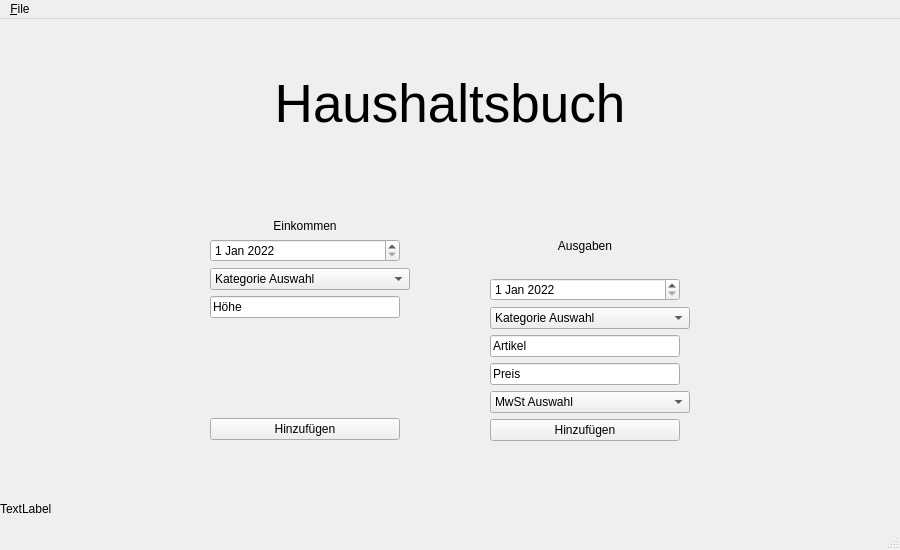
Before: the Qt Designer form Haushaltsbuch/form.ui in JuliusWeissleder/HaushaltsbuchIG21, drawn with Qt 5.
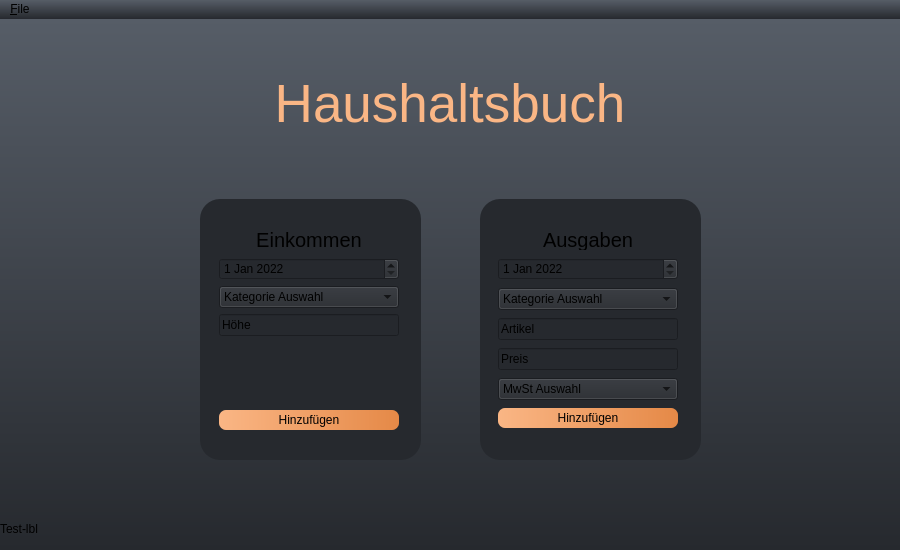
After: the same form once the commit is applied.

The edit to the form file:
```diff
--- a/Haushaltsbuch/form.ui
+++ b/Haushaltsbuch/form.ui
@@ -25,18 +25,25 @@
   <property name="windowTitle">
    <string>MainWindow</string>
   </property>
+  <property name="styleSheet">
+   <string notr="true">background-color:qlineargradient(spread:pad, x1:1, y1:1, x2:1, y2:0, stop:0 rgba(38, 41, 46, 255), stop:1 rgba(86, 93, 103, 1));
+</string>
+  </property>
   <widget class="QWidget" name="centralwidget">
    <widget class="QLabel" name="lbl_test">
     <property name="geometry">
      <rect>
       <x>0</x>
-      <y>480</y>
+      <y>500</y>
       <width>471</width>
       <height>20</height>
      </rect>
     </property>
+    <property name="styleSheet">
+     <string notr="true">background-color: transparent;</string>
+    </property>
     <property name="text">
-     <string>TextLabel</string>
+     <string>Test-lbl</string>
     </property>
    </widget>
    <widget class="QLabel" name="lbl_headline">
@@ -65,6 +72,11 @@
       <pointsize>40</pointsize>
      </font>
     </property>
+    <property name="styleSheet">
+     <string notr="true">color: rgb(250, 182, 133);
+background-color: transparent;
+</string>
+    </property>
     <property name="text">
      <string>Haushaltsbuch</string>
     </property>
@@ -72,42 +84,50 @@
      <set>Qt::AlignCenter</set>
     </property>
    </widget>
-   <widget class="QWidget" name="layoutWidget">
+   <widget class="QFrame" name="frame2_einkommen">
     <property name="geometry">
      <rect>
       <x>210</x>
       <y>200</y>
-      <width>200</width>
-      <height>221</height>
+      <width>201</width>
+      <height>220</height>
      </rect>
     </property>
-    <property name="minimumSize">
-     <size>
-      <width>200</width>
-      <height>0</height>
-     </size>
+    <property name="layoutDirection">
+     <enum>Qt::LeftToRight</enum>
     </property>
-    <property name="maximumSize">
-     <size>
-      <width>200</width>
-      <height>16777215</height>
-     </size>
+    <property name="autoFillBackground">
+     <bool>false</bool>
+    </property>
+    <property name="styleSheet">
+     <string notr="true">background-color: rgb(38, 41, 46);</string>
+    </property>
+    <property name="frameShadow">
+     <enum>QFrame::Plain</enum>
     </property>
     <layout class="QVBoxLayout" name="verticalLayout">
      <item>
       <widget class="QLabel" name="einkommen_lbl">
        <property name="minimumSize">
         <size>
-         <width>190</width>
-         <height>0</height>
+         <width>180</width>
+         <height>20</height>
         </size>
        </property>
        <property name="maximumSize">
         <size>
-         <width>190</width>
+         <width>180</width>
          <height>16777215</height>
         </size>
        </property>
+       <property name="font">
+        <font>
+         <pointsize>15</pointsize>
+        </font>
+       </property>
+       <property name="styleSheet">
+        <string notr="true">background-color: rgb(38, 41, 46);</string>
+       </property>
        <property name="text">
         <string>Einkommen</string>
        </property>
@@ -120,16 +140,19 @@
       <widget class="QDateEdit" name="einkommen_date">
        <property name="minimumSize">
         <size>
-         <width>190</width>
+         <width>180</width>
          <height>0</height>
         </size>
        </property>
        <property name="maximumSize">
         <size>
-         <width>190</width>
+         <width>180</width>
          <height>16777215</height>
         </size>
        </property>
+       <property name="styleSheet">
+        <string notr="true">background-color: rgb(38, 41, 46);</string>
+       </property>
        <property name="dateTime">
         <datetime>
          <hour>0</hour>
@@ -146,16 +169,19 @@
       <widget class="QComboBox" name="einkommen_kat">
        <property name="minimumSize">
         <size>
-         <width>200</width>
+         <width>180</width>
          <height>0</height>
         </size>
        </property>
        <property name="maximumSize">
         <size>
-         <width>200</width>
+         <width>180</width>
          <height>16777215</height>
         </size>
        </property>
+       <property name="styleSheet">
+        <string notr="true">background-color: rgb(38, 41, 46);</string>
+       </property>
        <item>
         <property name="text">
          <string>Kategorie Auswahl</string>
@@ -197,16 +223,19 @@
       <widget class="QLineEdit" name="einkommen_hoehe">
        <property name="minimumSize">
         <size>
-         <width>190</width>
+         <width>180</width>
          <height>0</height>
         </size>
        </property>
        <property name="maximumSize">
         <size>
-         <width>190</width>
+         <width>180</width>
          <height>16777215</height>
         </size>
        </property>
+       <property name="styleSheet">
+        <string notr="true">background-color: rgb(38, 41, 46);</string>
+       </property>
        <property name="text">
         <string>Höhe</string>
        </property>
@@ -231,7 +260,7 @@
        </property>
        <property name="sizeHint" stdset="0">
         <size>
-         <width>20</width>
+         <width>197</width>
          <height>40</height>
         </size>
        </property>
@@ -241,16 +270,21 @@
       <widget class="QPushButton" name="btn_add_einkommen">
        <property name="minimumSize">
         <size>
-         <width>190</width>
+         <width>180</width>
          <height>0</height>
         </size>
        </property>
        <property name="maximumSize">
         <size>
-         <width>190</width>
+         <width>180</width>
          <height>16777215</height>
         </size>
        </property>
+       <property name="styleSheet">
+        <string notr="true">background-color: qlineargradient(spread:pad, x1:0, y1:0, x2:1, y2:0, stop:0 rgba(250, 182, 133, 255), stop:1 rgba(229, 137, 71, 1));
+padding: 3px;
+border-radius: 7px;</string>
+       </property>
        <property name="text">
         <string>Hinzufügen</string>
        </property>
@@ -258,42 +292,38 @@
      </item>
     </layout>
    </widget>
-   <widget class="QWidget" name="layoutWidget2">
+   <widget class="QFrame" name="frame2_ausgaben">
     <property name="geometry">
      <rect>
-      <x>490</x>
+      <x>489</x>
       <y>200</y>
-      <width>200</width>
-      <height>222</height>
+      <width>201</width>
+      <height>220</height>
      </rect>
     </property>
-    <property name="minimumSize">
-     <size>
-      <width>200</width>
-      <height>0</height>
-     </size>
-    </property>
-    <property name="maximumSize">
-     <size>
-      <width>200</width>
-      <height>16777215</height>
-     </size>
+    <property name="styleSheet">
+     <string notr="true">background-color: rgb(38, 41, 46);</string>
     </property>
     <layout class="QVBoxLayout" name="verticalLayout_2">
      <item>
       <widget class="QLabel" name="ausgaben_lbl">
        <property name="minimumSize">
         <size>
-         <width>190</width>
-         <height>0</height>
+         <width>180</width>
+         <height>20</height>
         </size>
        </property>
        <property name="maximumSize">
         <size>
-         <width>190</width>
-         <height>16777215</height>
+         <width>180</width>
+         <height>20</height>
         </size>
        </property>
+       <property name="font">
+        <font>
+         <pointsize>15</pointsize>
+        </font>
+       </property>
        <property name="text">
         <string>Ausgaben</string>
        </property>
@@ -306,13 +336,13 @@
       <widget class="QDateEdit" name="ausgaben_date">
        <property name="minimumSize">
         <size>
-         <width>190</width>
+         <width>180</width>
          <height>0</height>
         </size>
        </property>
        <property name="maximumSize">
         <size>
-         <width>190</width>
+         <width>180</width>
          <height>16777215</height>
         </size>
        </property>
@@ -332,13 +362,13 @@
       <widget class="QComboBox" name="ausgaben_kat">
        <property name="minimumSize">
         <size>
-         <width>200</width>
+         <width>180</width>
          <height>0</height>
         </size>
        </property>
        <property name="maximumSize">
         <size>
-         <width>200</width>
+         <width>180</width>
          <height>16777215</height>
         </size>
        </property>
@@ -391,13 +421,13 @@
       <widget class="QLineEdit" name="ausgaben_artikel">
        <property name="minimumSize">
         <size>
-         <width>190</width>
+         <width>180</width>
          <height>0</height>
         </size>
        </property>
        <property name="maximumSize">
         <size>
-         <width>190</width>
+         <width>180</width>
          <height>16777215</height>
         </size>
        </property>
@@ -410,13 +440,13 @@
       <widget class="QLineEdit" name="ausgaben_preis">
        <property name="minimumSize">
         <size>
-         <width>190</width>
+         <width>180</width>
          <height>0</height>
         </size>
        </property>
        <property name="maximumSize">
         <size>
-         <width>190</width>
+         <width>180</width>
          <height>16777215</height>
         </size>
        </property>
@@ -429,13 +459,13 @@
       <widget class="QComboBox" name="ausgaben_mwst">
        <property name="minimumSize">
         <size>
-         <width>200</width>
+         <width>180</width>
          <height>0</height>
         </size>
        </property>
        <property name="maximumSize">
         <size>
-         <width>200</width>
+         <width>180</width>
          <height>16777215</height>
         </size>
        </property>
@@ -465,16 +495,21 @@
       <widget class="QPushButton" name="btn_add_ausgaben">
        <property name="minimumSize">
         <size>
-         <width>190</width>
+         <width>180</width>
          <height>0</height>
         </size>
        </property>
        <property name="maximumSize">
         <size>
-         <width>190</width>
+         <width>180</width>
          <height>16777215</height>
         </size>
        </property>
+       <property name="styleSheet">
+        <string notr="true">background-color: qlineargradient(spread:pad, x1:0, y1:0, x2:1, y2:0, stop:0 rgba(250, 182, 133, 255), stop:1 rgba(229, 137, 71, 1));
+padding: 3px;
+border-radius: 7px;</string>
+       </property>
        <property name="text">
         <string>Hinzufügen</string>
        </property>
@@ -482,6 +517,54 @@
      </item>
     </layout>
    </widget>
+   <widget class="QFrame" name="frame_einkommen">
+    <property name="geometry">
+     <rect>
+      <x>200</x>
+      <y>180</y>
+      <width>221</width>
+      <height>261</height>
+     </rect>
+    </property>
+    <property name="styleSheet">
+     <string notr="true">background-color: rgb(38, 41, 46);
+alternate-background-color: rgb(38, 41, 46);
+border-style: solid ;
+border-radius: 20px;
+
+
+
+</string>
+    </property>
+   </widget>
+   <widget class="QFrame" name="frame_ausgaben">
+    <property name="geometry">
+     <rect>
+      <x>480</x>
+      <y>180</y>
+      <width>221</width>
+      <height>261</height>
+     </rect>
+    </property>
+    <property name="styleSheet">
+     <string notr="true">background-color: rgb(38, 41, 46);
+alternate-background-color: rgb(38, 41, 46);
+border-style: solid ;
+border-radius: 20px;</string>
+    </property>
+    <property name="frameShape">
+     <enum>QFrame::StyledPanel</enum>
+    </property>
+    <property name="frameShadow">
+     <enum>QFrame::Raised</enum>
+    </property>
+   </widget>
+   <zorder>frame_einkommen</zorder>
+   <zorder>frame_ausgaben</zorder>
+   <zorder>lbl_test</zorder>
+   <zorder>lbl_headline</zorder>
+   <zorder>frame2_einkommen</zorder>
+   <zorder>frame2_ausgaben</zorder>
   </widget>
   <widget class="QMenuBar" name="menubar">
    <property name="geometry">
@@ -502,7 +585,6 @@
    </widget>
    <addaction name="menu_File"/>
   </widget>
-  <widget class="QStatusBar" name="statusbar"/>
   <action name="actionNew">
    <property name="text">
     <string extracomment="str + N">&amp;new</string>
```
Left out of the diff: 9 changed lines with no effect on the pictures.
